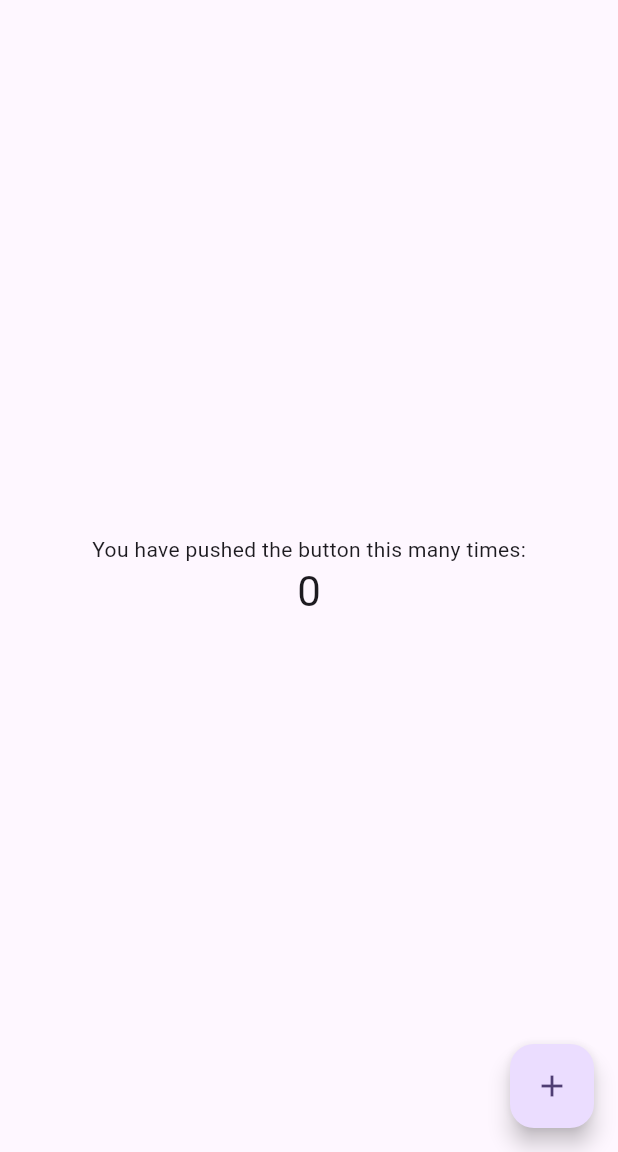
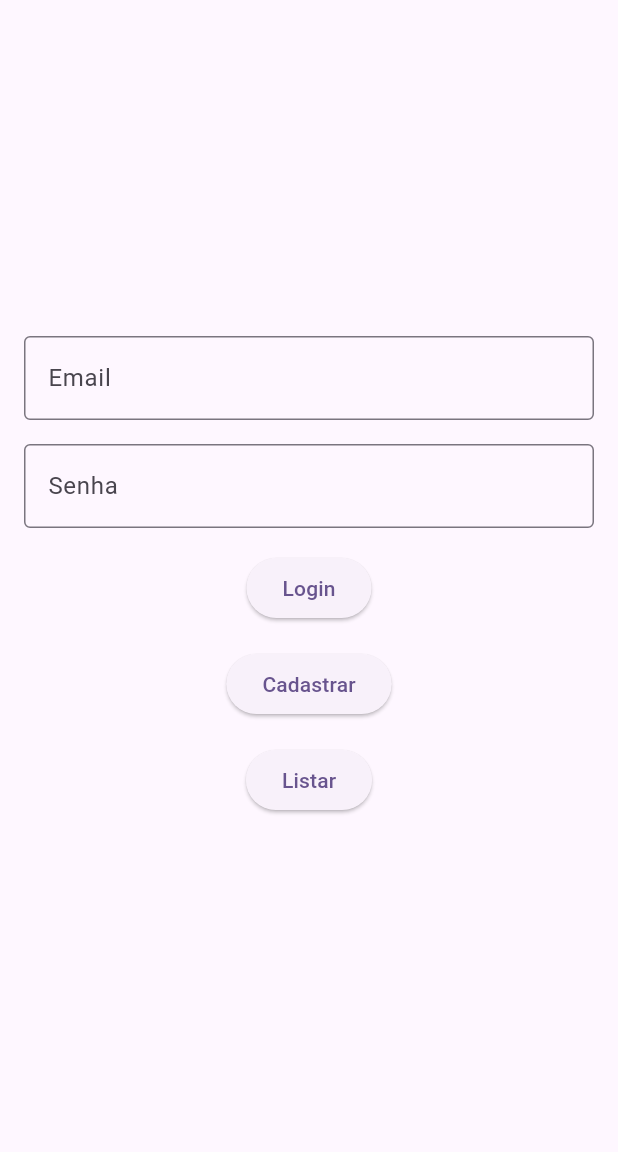
Before and after one commit to guilherme-momolli/controle_patrimonial_mobile, a Flutter app: the screen it shows after launch, on a phone screen of 412 x 824 dp, the part 84-1236 px from its top. Run offline on Flutter 3.47's test engine with Material 2 defaults, Android fonts, the phone set to English and light mode, and no system bars; our stand-ins replace dio.

Commit message:
Telas de Listar, Cadastro e Login

```diff
--- a/lib/main.dart
+++ b/lib/main.dart
@@ -1,4 +1,7 @@
+import 'package:controle_patrimonial/list_usuario.dart';
 import 'package:flutter/material.dart';
+import 'package:dio/dio.dart';
+import 'package:controle_patrimonial/create_usuario.dart';
 
 void main() {
   runApp(const MyApp());
@@ -16,6 +19,10 @@ class MyApp extends StatelessWidget {
         useMaterial3: true,
       ),
       home: const MyHomePage(title: 'Controle Patrimonial'),
+      routes: {
+        '/list_usuario': (context) => ListarUsuarioScreen(),
+        '/create_usuario': (context) => CreateUsuarioScreen(),
+      },
     );
   }
 }
@@ -30,45 +37,100 @@ class MyHomePage extends StatefulWidget {
 }
 
 class _MyHomePageState extends State<MyHomePage> {
-  int _counter = 0;
+  final TextEditingController _emailController = TextEditingController();
+  final TextEditingController _senhaController = TextEditingController();
+  late Dio _dio;
 
-  void _incrementCounter() {
-    setState(() {
+  @override
+  void initState() {
+    super.initState();
+    _dio = Dio();
+    //dio.options.method = "POST";
+    _dio.options.headers["Access-Control-Allow-Origin"] = "*";
+    _dio.options.headers["Access-Control-Allow-Credentials"] = true;
+    _dio.options.headers["Access-Control-Allow-Headers"] =
+        "Origin,Content-Type,X-Amz-Date,Authorization,X-Api-Key,X-Amz-Security-Token,locale";
+    _dio.options.headers["Access-Control-Allow-Methods"] =
+        "GET, HEAD, POST, OPTIONS";
+  }
 
-      _counter++;
-    });
+  @override
+  void dispose() {
+    _emailController.dispose();
+    _senhaController.dispose();
+    _dio.close();
+    super.dispose();
+  }
+
+  Future<void> _login() async {
+    String email = _emailController.text;
+    String senha = _senhaController.text;
+    try {
+      var response = await _dio.post('http://192.168.0.121:8080/usuario/login',
+          data: {'email': email, 'senha': senha});
+      if (response.statusCode == 200) {
+        print('Login bem sucedido.');
+      } else {
+        print('Falha no login: ${response.statusCode}');
+      }
+      print(response.data);
+    } catch (e) {
+      print(e);
+    }
   }
 
   @override
   Widget build(BuildContext context) {
-
     return Scaffold(
       appBar: AppBar(
-
         backgroundColor: Theme.of(context).colorScheme.inversePrimary,
-
         title: Text(widget.title),
       ),
-      body: Center(
-
+      body: Padding(
+        padding: const EdgeInsets.all(16.0),
         child: Column(
           mainAxisAlignment: MainAxisAlignment.center,
           children: <Widget>[
-            const Text(
-              'You have pushed the button this many times:',
+            TextField(
+              controller: _emailController,
+              decoration: InputDecoration(
+                labelText: 'Email',
+                hintText: 'Digite seu email',
+                border: OutlineInputBorder(),
+              ),
             ),
-            Text(
-              '$_counter',
-              style: Theme.of(context).textTheme.headlineMedium,
+            SizedBox(height: 16),
+            TextField(
+              controller: _senhaController,
+              decoration: InputDecoration(
+                labelText: 'Senha',
+                hintText: 'Digite sua senha',
+                border: OutlineInputBorder(),
+              ),
+              obscureText: true,
+            ),
+            SizedBox(height: 16),
+            ElevatedButton(
+              onPressed: _login,
+              child: Text('Login'),
+            ),
+            SizedBox(height: 16),
+            ElevatedButton(
+              onPressed: () {
+                Navigator.pushNamed(context, '/create_usuario');
+              },
+              child: Text('Cadastrar'),
+            ),
+            SizedBox(height: 16),
+            ElevatedButton(
+              onPressed: () {
+                Navigator.pushNamed(context, '/list_usuario');
+              },
+              child: Text('Listar'),
             ),
           ],
         ),
       ),
-      floatingActionButton: FloatingActionButton(
-        onPressed: _incrementCounter,
-        tooltip: 'Increment',
-        child: const Icon(Icons.add),
-      ),
     );
   }
 }
--- a/pubspec.yaml
+++ b/pubspec.yaml
@@ -36,7 +36,8 @@ dependencies:
   # Use with the CupertinoIcons class for iOS style icons.
   cupertino_icons: ^1.0.2
   dio: ^5.2.1+1
-  fluttertoast: ^8.2.4
+  mask_text_input_formatter: ^2.7.0
+
 
 dev_dependencies:
   flutter_test:
```
Also changed, not shown: lib/create_usuario.dart (added, +91 -0 lines), lib/list_usuario.dart (added, +133 -0 lines), pubspec.lock.
